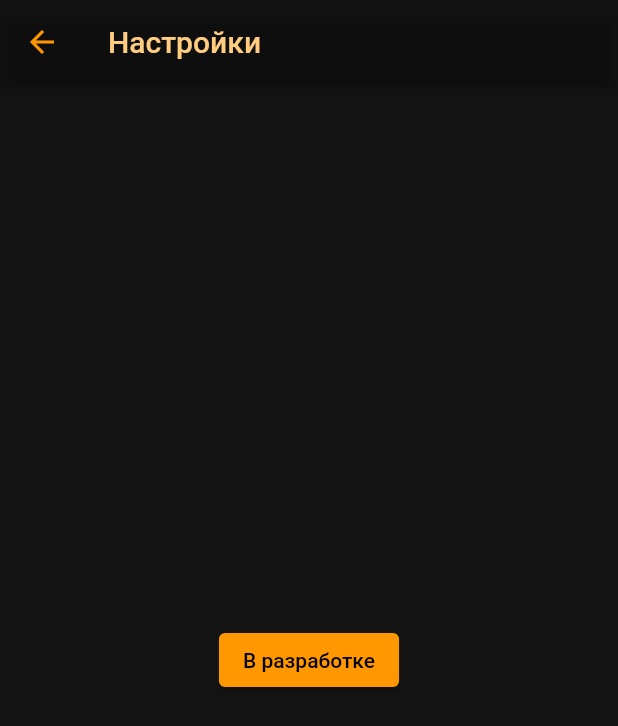
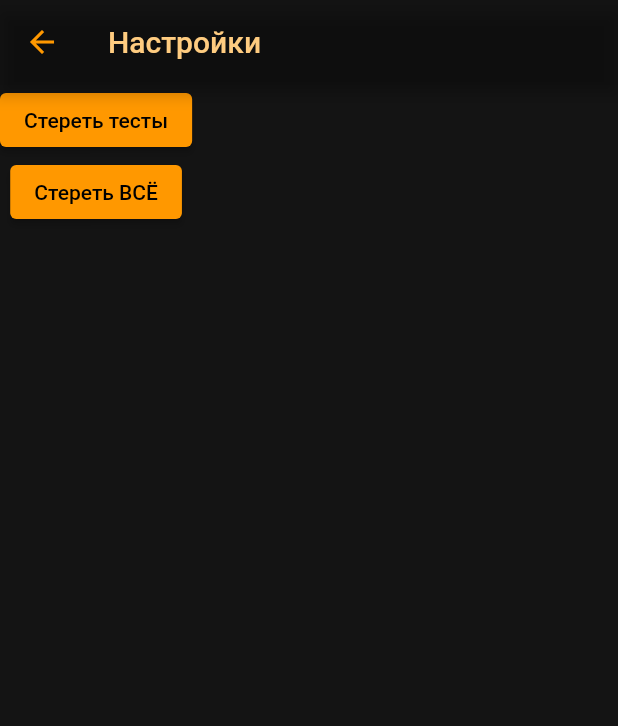
Before and after one commit to zanz9/TesterX, a Flutter app: the screen it shows after launch, after a tap on the "settings" icon, on a phone screen of 412 x 824 dp. Shown: the top 726 px of the screen. Run offline on Flutter 3.47's test engine with Material 2 defaults, Android fonts, the light colour scheme and no system bars; our stand-ins replace file_picker, hive_flutter; accounts and stored records are empty.

Commit message:
added last test list

```diff
--- a/lib/hive/BoxNames.dart
+++ b/lib/hive/BoxNames.dart
@@ -1,7 +1,13 @@
 // ignore_for_file: file_names
 
-const String coreBox = 'coreBox';
-const String settingsBox = 'settingsBox';
-
-// SettingsBox
-const String maxMode = 'maxMode';
+class BoxNames {
+  static const coreBox = 'coreBox';
+  //
+  static const settingsBox = 'settingsBox';
+  static const maxModeField = 'maxMode';
+  //
+  static const lastTestBox = 'lastTestBox';
+  static const coreField = 'coreField';
+  static const finishedField = 'finishedField';
+  static const tsJsonBeforeField = 'tsJsonBeforeField';
+}
--- /dev/null
+++ b/lib/hive/initial.dart
@@ -0,0 +1,19 @@
+// ignore_for_file: unused_local_variable
+
+import 'package:hive_flutter/hive_flutter.dart';
+import 'package:testerx/models/index.dart';
+
+import 'BoxNames.dart';
+
+Future hiveInitial() async {
+  await Hive.initFlutter();
+
+  Hive.registerAdapter(QuestionsAdapter());
+  Hive.registerAdapter(TxJsonAdapter());
+  Hive.registerAdapter(RightListAdapter());
+  Hive.registerAdapter(CoreAdapter());
+
+  var box1 = await Hive.openBox<Core>(BoxNames.coreBox);
+  var box2 = await Hive.openBox(BoxNames.settingsBox);
+  var box3 = await Hive.openBox(BoxNames.lastTestBox);
+}
--- a/lib/main.dart
+++ b/lib/main.dart
@@ -1,31 +1,27 @@
 import 'package:flutter/gestures.dart';
 import 'package:flutter/material.dart';
 import 'package:hive_flutter/hive_flutter.dart';
-import 'package:testerx/models/index.dart';
+import 'package:testerx/hive/BoxNames.dart';
+import 'package:testerx/hive/initial.dart';
 
 import 'pages/index.dart';
 
 void main() async {
-  await Hive.initFlutter();
-  Hive.registerAdapter(QuestionsAdapter());
-  Hive.registerAdapter(TxJsonAdapter());
-  Hive.registerAdapter(RightListAdapter());
-  Hive.registerAdapter(CoreAdapter());
-  var box1 = await Hive.openBox<Core>('coreBox');
-  var box2 = await Hive.openBox('settingsBox');
-  if (box2.isEmpty) {
-    box2.putAll({
-      'maxMode': false,
-    });
-  }
-
+  await hiveInitial();
   runApp(const MyApp());
 }
 
 class MyApp extends StatelessWidget {
   const MyApp({super.key});
+
   @override
   Widget build(BuildContext context) {
+    var box2 = Hive.box(BoxNames.settingsBox);
+    if (box2.isEmpty) {
+      box2.putAll({
+        BoxNames.maxModeField: false,
+      });
+    }
     return MaterialApp(
       title: 'Flutter Demo',
       theme: ThemeData(),
--- a/lib/models/core.dart
+++ b/lib/models/core.dart
@@ -25,11 +25,7 @@ class Core {
 @HiveType(typeId: RightListType)
 @JsonSerializable()
 class RightList {
-  RightList(
-      {required this.index,
-      required this.isTrue,
-      required this.title,
-      required this.selected});
+  RightList(this.index, this.isTrue, this.title, this.selected);
   @HiveField(0)
   int? index;
   @HiveField(1)
--- a/lib/pages/home/footer.dart
+++ b/lib/pages/home/footer.dart
@@ -1,6 +1,8 @@
 import 'package:flutter/material.dart';
 import 'package:hive_flutter/hive_flutter.dart';
 import 'package:testerx/components/start_test_button.dart';
+import 'package:testerx/hive/BoxNames.dart';
+import 'package:testerx/models/index.dart';
 
 import 'utils/get_file.dart';
 
@@ -11,14 +13,23 @@ class Footer extends StatelessWidget {
 
   @override
   Widget build(BuildContext context) {
-    Size size = MediaQuery.of(context).size;
-    var settingsBox = Hive.box('settingsBox');
+    var settingsBox = Hive.box(BoxNames.settingsBox);
     startTest() {
       getFile().then((value) {
-        if (value == null) {
-          return;
-        }
-        bool maxMode = settingsBox.get('maxMode');
+        if (value == null) return;
+
+        TxJson txJson = value[0] as TxJson;
+        String quizTitle = value[1] as String;
+        bool maxMode = settingsBox.get(BoxNames.maxModeField);
+        Core core = Core(quizTitle, txJson, [], maxMode);
+
+        Box lastTestBox = Hive.box(BoxNames.lastTestBox);
+        lastTestBox.putAll({
+          BoxNames.coreField: core,
+          BoxNames.finishedField: false,
+          BoxNames.tsJsonBeforeField: core.txJson
+        });
+
         Navigator.of(context).pushReplacementNamed('/test', arguments: {
           'txJson': value[0],
           'quizTitle': value[1],
@@ -29,18 +40,15 @@ class Footer extends StatelessWidget {
     }
 
     return SizedBox(
-      height: size.height * 0.25,
+      height: 120,
       child: Padding(
-        padding: const EdgeInsets.symmetric(horizontal: 40),
-        child: Column(
-          mainAxisAlignment: MainAxisAlignment.center,
-          children: [
-            BottomButton(
-              onPressed: startTest,
-              text: 'Запустить TesterX',
-              icon: Icons.arrow_right_alt_rounded,
-            ),
-          ],
+        padding: const EdgeInsets.symmetric(horizontal: 40, vertical: 20),
+        child: Center(
+          child: BottomButton(
+            onPressed: startTest,
+            text: 'Запустить TesterX',
+            icon: Icons.arrow_right_alt_rounded,
+          ),
         ),
       ),
     );
--- a/lib/pages/home/header.dart
+++ b/lib/pages/home/header.dart
@@ -1,5 +1,6 @@
 import 'package:flutter/material.dart';
 import 'package:hive_flutter/hive_flutter.dart';
+import 'package:testerx/hive/BoxNames.dart';
 
 import 'ui/settings_icon.dart';
 import 'utils/get_part_of_the_day.dart';
@@ -16,8 +17,8 @@ class Header extends StatefulWidget {
 class _HeaderState extends State<Header> {
   @override
   Widget build(BuildContext context) {
-    var settingsBox = Hive.box('settingsBox');
-    bool maxMode = settingsBox.get('maxMode');
+    var settingsBox = Hive.box(BoxNames.settingsBox);
+    bool maxMode = settingsBox.get(BoxNames.maxModeField);
     return Row(
       mainAxisAlignment: MainAxisAlignment.spaceBetween,
       children: [
--- a/lib/pages/home/home.dart
+++ b/lib/pages/home/home.dart
@@ -1,8 +1,13 @@
+// ignore_for_file: prefer_const_literals_to_create_immutables, prefer_const_constructors
+
 import 'package:flutter/material.dart';
+import 'package:hive_flutter/hive_flutter.dart';
+import 'package:testerx/hive/BoxNames.dart';
 import 'package:testerx/models/index.dart';
 
 import 'footer.dart';
 import 'header.dart';
+import 'ui/last_test_container.dart';
 
 class Home extends StatefulWidget {
   const Home({
@@ -33,17 +38,21 @@ class _HomeState extends State<Home> {
     Size size = MediaQuery.of(context).size;
     List<bool> maxMode = [core?.maxMode ?? false];
 
+    Box coreBox = Hive.box<Core>(BoxNames.coreBox);
     return Scaffold(
       body: SafeArea(
         child: Padding(
-          padding: EdgeInsets.symmetric(
-            horizontal: size.width * 0.05,
-            vertical: size.width * 0.08,
+          padding: EdgeInsets.only(
+            right: size.width * 0.05,
+            left: size.width * 0.05,
+            top: size.width * 0.08,
           ),
+          child: SingleChildScrollView(
             child: Column(
               children: [
                 const Header(),
                 const SizedBox(height: 50),
+                // BODY
                 if (core != null)
                   SizedBox(
                     height: 60,
@@ -67,7 +76,23 @@ class _HomeState extends State<Home> {
                           finished ? 'Пройти тест заново' : 'Продолжить тест'),
                     ),
                   ),
+                SizedBox(height: 15),
+                Row(
+                  children: [
+                    Text(
+                      'Последние тесты',
+                      style: TextStyle(
+                        fontSize: 24,
+                        fontWeight: FontWeight.bold,
+                      ),
+                    ),
                   ],
+                ),
+                SizedBox(height: 20),
+                for (Core i in coreBox.values.toList().reversed)
+                  LastTestContainer(core: i),
+              ],
+            ),
           ),
         ),
       ),
--- a/lib/pages/index.dart
+++ b/lib/pages/index.dart
@@ -1,3 +1,3 @@
 export 'home/home.dart';
 export 'settings/settings.dart';
-export 'test/test.dart';
+export 'test/test2.dart';
--- a/lib/pages/settings/settings.dart
+++ b/lib/pages/settings/settings.dart
@@ -1,5 +1,6 @@
 import 'package:flutter/material.dart';
 import 'package:hive_flutter/hive_flutter.dart';
+import 'package:testerx/hive/BoxNames.dart';
 import 'package:testerx/models/index.dart';
 
 class SettingsPage extends StatelessWidget {
@@ -7,33 +8,28 @@ class SettingsPage extends StatelessWidget {
 
   @override
   Widget build(BuildContext context) {
-    var box = Hive.box<Core>('coreBox');
+    var box = Hive.box<Core>(BoxNames.coreBox);
 
     return Scaffold(
       appBar: AppBar(
         title: const Text('Настройки'),
       ),
-      body: Center(
-        child: ElevatedButton(
-          onPressed: () {
-            // box.add(Core(
-            //   'quizTitle',
-            //   TxJson(false, [
-            //     Questions(
-            //       ['title'],
-            //       ['rights'],
-            //       ['answers'],
-            //     )
-            //   ]),
-            //   [
-            //     RightList(index: 1, isTrue: true, selected: [1], title: 'asd')
-            //   ],
-            //   true,
-            // ));
-            print(box.values);
-          },
-          child: const Text('В разработке'),
-        ),
+      body: Column(
+        children: [
+          ElevatedButton(
+            onPressed: () {
+              box.clear();
+            },
+            child: const Text('Стереть тесты'),
+          ),
+          ElevatedButton(
+            onPressed: () {
+              box.clear();
+              Hive.box(BoxNames.settingsBox).clear();
+            },
+            child: const Text('Стереть ВСЁ'),
+          ),
+        ],
       ),
     );
   }
```
Also changed, not shown: lib/pages/home/ui/last_test_container.dart (added, +61 -0 lines), lib/models/core.g.dart, 3 other files. Lines whose indentation alone changed are shown as unchanged.
